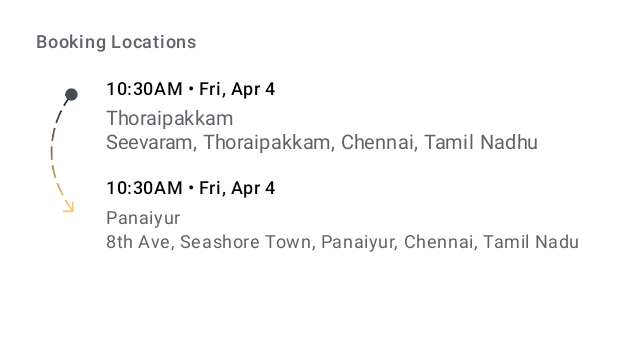
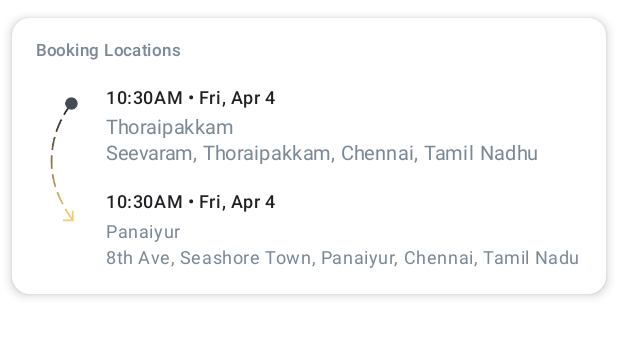
Before and after one commit to anitaa1990/RideSim, an Android app built with Jetpack Compose: the @Preview function LocationSummarySectionPreview, on a phone screen of 412 x 824 dp. Shown: the top 337 px of the screen. Run offline under Robolectric (Android 15) with nearby library versions, the phone set to English and light mode, and no system bars.

Commit message:
Added UI changes to match design

```diff
--- a/app/src/main/java/com/an/ridesim/ui/screen/RideSummaryScreen.kt
+++ b/app/src/main/java/com/an/ridesim/ui/screen/RideSummaryScreen.kt
@@ -61,7 +61,7 @@ fun RideSummaryScreen(
         // Title
         Text(
             text = stringResource(R.string.ride_summary_title),
-            style = MaterialTheme.typography.bodyLarge.copy(fontWeight = FontWeight.Medium),
+            style = MaterialTheme.typography.labelLarge.copy(fontWeight = FontWeight.SemiBold),
             modifier = Modifier.padding(10.dp)
         )
 
@@ -92,9 +92,10 @@ private fun RideSummarySection(
     Card(
         modifier = Modifier
             .fillMaxWidth()
-            .padding(vertical = 8.dp, horizontal = 8.dp),
+            .padding(vertical = 12.dp, horizontal = 8.dp),
         shape = RoundedCornerShape(12.dp),
-        colors = CardDefaults.cardColors(containerColor = Color.White)
+        colors = CardDefaults.cardColors(containerColor = Color.White),
+        elevation = CardDefaults.cardElevation(4.dp)
     ) {
         Row(
             verticalAlignment = Alignment.CenterVertically,
@@ -122,7 +123,7 @@ private fun RideSummarySection(
                     Text(
                         text = RideUtils.getCurrentDateTimeFormatted(),
                         style = MaterialTheme.typography.bodyLarge
-                            .copy(fontWeight = FontWeight.Medium)
+                            .copy(fontWeight = FontWeight.SemiBold)
                     )
 
                     // Total Price
@@ -130,9 +131,10 @@ private fun RideSummarySection(
                         text = String.format(
                             stringResource(R.string.ride_detail_price), vehicle.price
                         ),
-                        style = MaterialTheme.typography.bodyLarge.copy(
+                        style = MaterialTheme.typography.headlineMedium.copy(
                             fontWeight = FontWeight.Bold
-                        )
+                        ),
+                        modifier = Modifier.align(Alignment.CenterVertically)
                     )
                 }
 
@@ -141,8 +143,8 @@ private fun RideSummarySection(
                     text = String.format(
                         stringResource(R.string.ride_summary_type), vehicle.vehicleType.name
                     ),
-                    style = MaterialTheme.typography.labelMedium.copy(
-                        color = Color(0xFF5F6368)
+                    style = MaterialTheme.typography.labelSmall.copy(
+                        color = Color(0xFF7B8997)
                     ),
                     modifier = Modifier.padding(top = 5.dp)
                 )
@@ -159,9 +161,10 @@ private fun VehicleSummarySection(
     Card(
         modifier = Modifier
             .fillMaxWidth()
-            .padding(vertical = 8.dp, horizontal = 8.dp),
+            .padding(vertical = 12.dp, horizontal = 8.dp),
         shape = RoundedCornerShape(12.dp),
-        colors = CardDefaults.cardColors(containerColor = Color.White)
+        colors = CardDefaults.cardColors(containerColor = Color.White),
+        elevation = CardDefaults.cardElevation(4.dp)
     ) {
         Row(
             modifier = Modifier
@@ -250,17 +253,18 @@ private fun LocationSummarySection(
     Card(
         modifier = Modifier
             .fillMaxWidth()
-            .padding(vertical = 8.dp, horizontal = 8.dp),
+            .padding(vertical = 12.dp, horizontal = 8.dp),
         shape = RoundedCornerShape(12.dp),
-        colors = CardDefaults.cardColors(containerColor = Color.White)
+        colors = CardDefaults.cardColors(containerColor = Color.White),
+        elevation = CardDefaults.cardElevation(4.dp)
     ) {
         Column(modifier = Modifier
-            .padding(bottom = 16.dp, start = 16.dp, top = 12.dp, end = 16.dp)
+            .padding(bottom = 16.dp, start = 16.dp, top = 14.dp, end = 16.dp)
         ) {
 
             Text(
                 text = stringResource(R.string.location_summary_title),
-                style = MaterialTheme.typography.labelMedium.copy(color = Color(0xFF5F6368))
+                style = MaterialTheme.typography.labelSmall.copy(color = Color(0xFF7B8997))
             )
 
             Spacer(Modifier.height(15.dp))
@@ -282,46 +286,48 @@ private fun LocationSummarySection(
                     Text(
                         text = rideUiModel.rideStartTimeString,
                         style = MaterialTheme.typography.bodySmall.copy(
-                            fontWeight = FontWeight.Medium,
-                            color = Color.Black
+                            fontWeight = FontWeight.SemiBold,
+                            color = Color(0xFF202124)
                         )
                     )
                     Spacer(Modifier.height(4.dp))
                     Text(
                         text = pickupLocation?.subLocality ?: "",
                         style = MaterialTheme.typography.bodySmall.copy(
-                            color = Color(0xFF5F6368),
+                            color = Color(0xFF7B8997),
                             fontSize = 13.sp
                         ),
+                        modifier = Modifier.padding(bottom = 1.dp)
                     )
                     Text(
                         text = pickupLocation?.address ?: "",
                         style = MaterialTheme.typography.bodySmall.copy(
-                            color = Color(0xFF5F6368),
+                            color = Color(0xFF7B8997),
                             fontSize = 13.sp
                         ),
                         maxLines = 1,
                         overflow = TextOverflow.Ellipsis
                     )
 
-                    Spacer(Modifier.height(14.dp))
+                    Spacer(Modifier.height(16.dp))
 
                     // Drop
                     Text(
                         text = RideUtils.getRideTimeFormatted(),
                         style = MaterialTheme.typography.bodySmall.copy(
-                            fontWeight = FontWeight.Medium,
-                            color = Color.Black
+                            fontWeight = FontWeight.SemiBold,
+                            color = Color(0xFF202124)
                         )
                     )
                     Spacer(Modifier.height(4.dp))
                     Text(
                         text = dropLocation?.subLocality ?: "",
-                        style = MaterialTheme.typography.bodySmall.copy(color = Color(0xFF5F6368)),
+                        style = MaterialTheme.typography.bodySmall.copy(color = Color(0xFF7B8997)),
+                        modifier = Modifier.padding(bottom = 1.dp)
                     )
                     Text(
                         text = dropLocation?.address ?: "",
-                        style = MaterialTheme.typography.bodySmall.copy(color = Color(0xFF5F6368)),
+                        style = MaterialTheme.typography.bodySmall.copy(color = Color(0xFF7B8997)),
                         maxLines = 1,
                         overflow = TextOverflow.Ellipsis
                     )
```
Also changed, not shown: app/src/main/java/com/an/ridesim/ui/component/TextWithLabelView.kt (+6 -3 lines).
